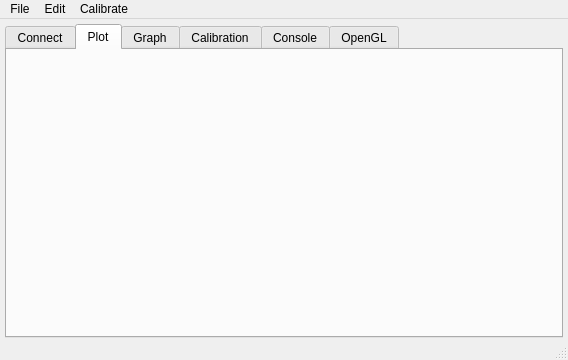
Old version of the form tinyos-2.x/trunk/support/cpp/TestShimmer/src/MainWindow.ui in the repository baharev/szte-wsn-code.
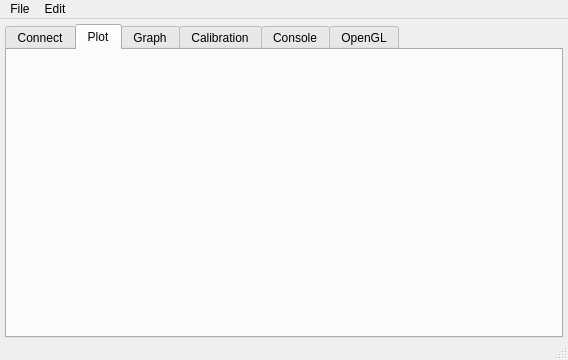
New version of the form. Icons and pictures are not drawn.

Commit message: regression button

```diff
--- a/tinyos-2.x/trunk/support/cpp/TestShimmer/src/MainWindow.ui
+++ b/tinyos-2.x/trunk/support/cpp/TestShimmer/src/MainWindow.ui
@@ -118,15 +118,8 @@
     <addaction name="actionCopy"/>
     <addaction name="actionCut"/>
    </widget>
-   <widget class="QMenu" name="menuCalibrate">
-    <property name="title">
-     <string>Calibrate</string>
-    </property>
-    <addaction name="actionRegression"/>
-   </widget>
    <addaction name="menuFile"/>
    <addaction name="menuEdit"/>
-   <addaction name="menuCalibrate"/>
   </widget>
   <widget class="QStatusBar" name="statusBar"/>
   <action name="actionImport">
```
Left out of the diff: 5 changed lines with no effect on the pictures. The commit also changes 3 other files.
